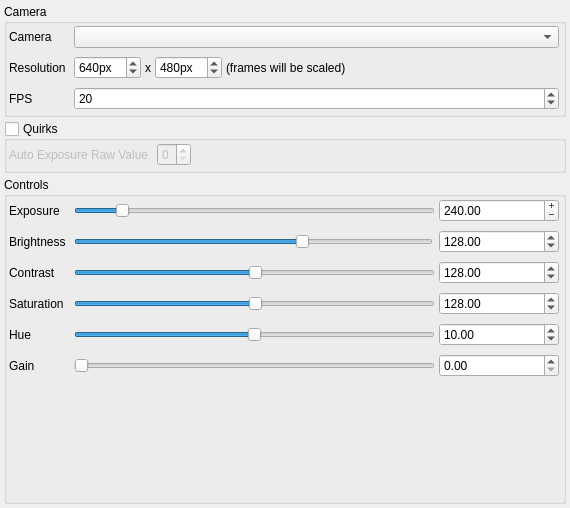
Above: modules/camera-generic/genericcamerasettingsdialog.ui from syntalos/syntalos before the change. Below: the same form after it.
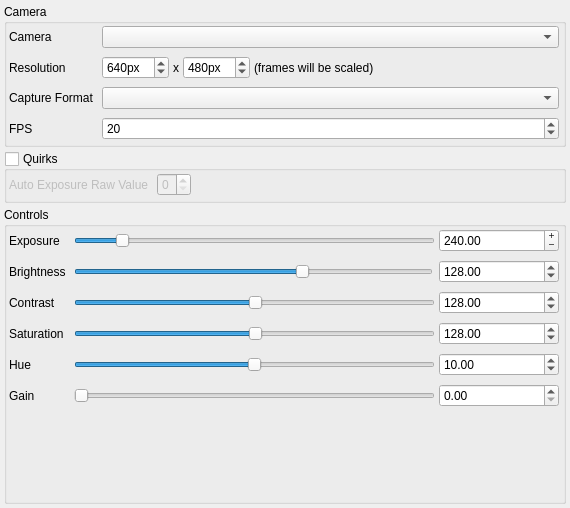
That is the form after the change. Icons and pictures are not drawn.

Commit message:
camera-generic: Allow user to set a capture pixel format (if possible)
Some cameras acquire at reduced speed in case we can't select a
compressed pixel format, which confused some user. By adding an option,
selecting the right speed/quality balance is now in the hands of the
users and we transparently show what we acquire.

The edit to the form file:
```diff
--- a/modules/camera-generic/genericcamerasettingsdialog.ui
+++ b/modules/camera-generic/genericcamerasettingsdialog.ui
@@ -161,14 +161,14 @@
           </layout>
          </widget>
         </item>
-        <item row="2" column="0">
+        <item row="3" column="0">
          <widget class="QLabel" name="fpsLabel">
           <property name="text">
            <string>FPS</string>
           </property>
          </widget>
         </item>
-        <item row="2" column="1">
+        <item row="3" column="1">
          <widget class="QSpinBox" name="fpsSpinBox">
           <property name="toolTip">
            <string>Frames per second</string>
@@ -184,6 +184,16 @@
           </property>
          </widget>
         </item>
+        <item row="2" column="0">
+         <widget class="QLabel" name="captureFormatLabel">
+          <property name="text">
+           <string>Capture Format</string>
+          </property>
+         </widget>
+        </item>
+        <item row="2" column="1">
+         <widget class="QComboBox" name="captureFormatComboBox"/>
+        </item>
        </layout>
       </item>
      </layout>
```
The commit also changes 6 other files.
